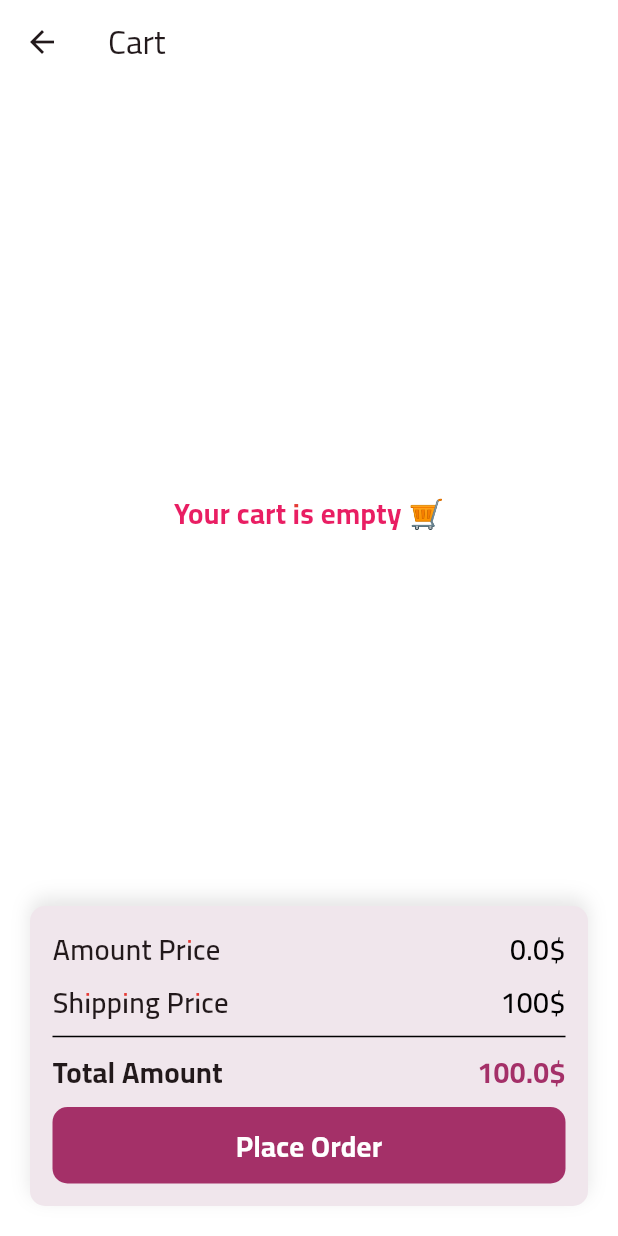
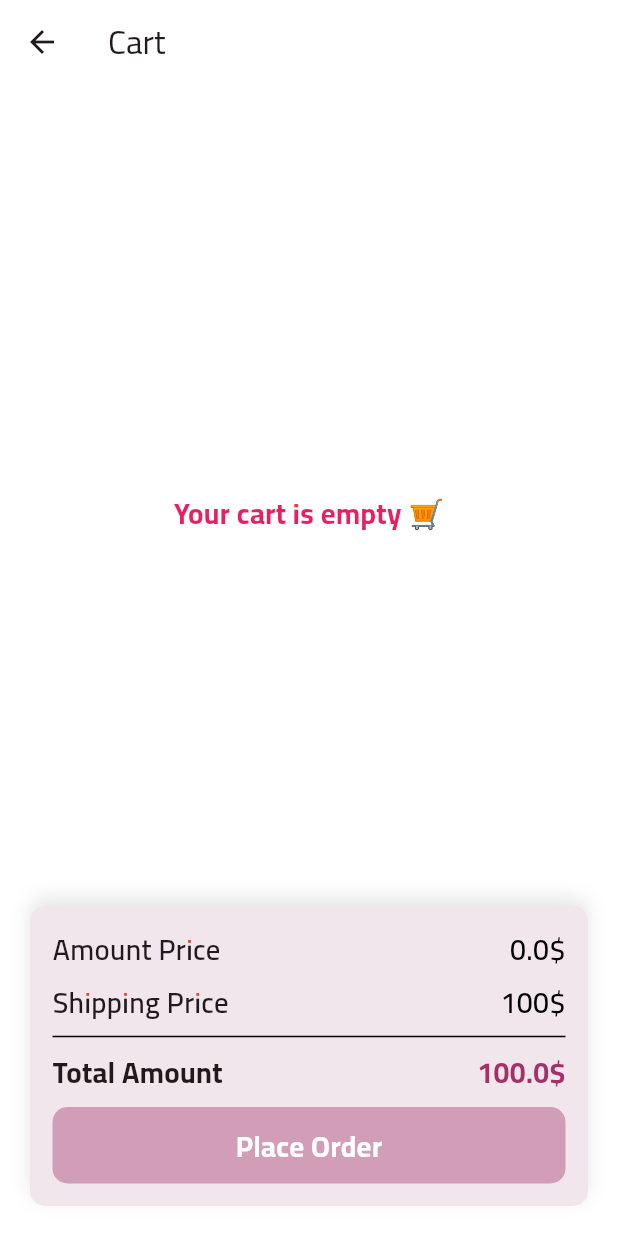
Before and after one commit to abdulwahed-s/sire, a Flutter app: the Cart screen opened directly, on a phone screen of 412 x 824 dp. Run offline on Flutter 3.47's test engine with Material 3 defaults, Android fonts, the phone set to English and light mode, and no system bars; our stand-ins replace animated_text_kit, cached_network_image, dartz, firebase_core, firebase_messaging, flutter_otp_text_field and 13 more; missing offline and left inert: app_settings, flutter_google_places_hoc081098, flutter_ringtone_player, particles_flutter; accounts and stored records are empty; project files that could hold a hidden picture were left out.

Commit message:
feat: add isDisabled property to CartFloatingButton and update button behavior based on cart state

```diff
--- a/lib/view/screens/cart/cart.dart
+++ b/lib/view/screens/cart/cart.dart
@@ -76,6 +76,7 @@ class Cart extends StatelessWidget {
                     price:
                         controller.data.isNotEmpty ? controller.totalprice : 0,
                     shippingPrice: 100,
+                    isDisabled: controller.data.isEmpty,
                     onTap: () {
                       controller.placeOrder();
                     })),
--- a/lib/view/widgets/cart/cartfloatingbutton.dart
+++ b/lib/view/widgets/cart/cartfloatingbutton.dart
@@ -7,6 +7,7 @@ class CartFloatingButton extends StatelessWidget {
   final int shippingPrice;
   final void Function()? onTap;
   final StatusRequest statusRequest;
+  final bool isDisabled;
 
   const CartFloatingButton({
     super.key,
@@ -14,6 +15,7 @@ class CartFloatingButton extends StatelessWidget {
     required this.shippingPrice,
     this.statusRequest = StatusRequest.none,
     this.onTap,
+    required this.isDisabled,
   });
 
   @override
@@ -88,8 +90,12 @@ class CartFloatingButton extends StatelessWidget {
               ),
               const SizedBox(height: 10),
               Material(
-                color: Appcolor.berry,
+                color: isDisabled
+                    ? Appcolor.berry.withValues(alpha: 0.4)
+                    : Appcolor.berry,
                 borderRadius: BorderRadius.circular(10),
+                child: IgnorePointer(
+                  ignoring: isDisabled,
                   child: InkWell(
                     onTap: onTap,
                     borderRadius: BorderRadius.circular(10),
@@ -108,6 +114,7 @@ class CartFloatingButton extends StatelessWidget {
                     ),
                   ),
                 ),
+              ),
             ],
           ),
         ),
@@ -117,7 +124,7 @@ class CartFloatingButton extends StatelessWidget {
           Positioned.fill(
             child: Container(
               decoration: BoxDecoration(
-                color: Colors.black.withOpacity(0.5),
+                color: Colors.black.withValues(alpha: 0.5),
                 borderRadius: BorderRadius.circular(10),
               ),
               child: const Center(
```
Lines whose indentation alone changed are shown as unchanged.
